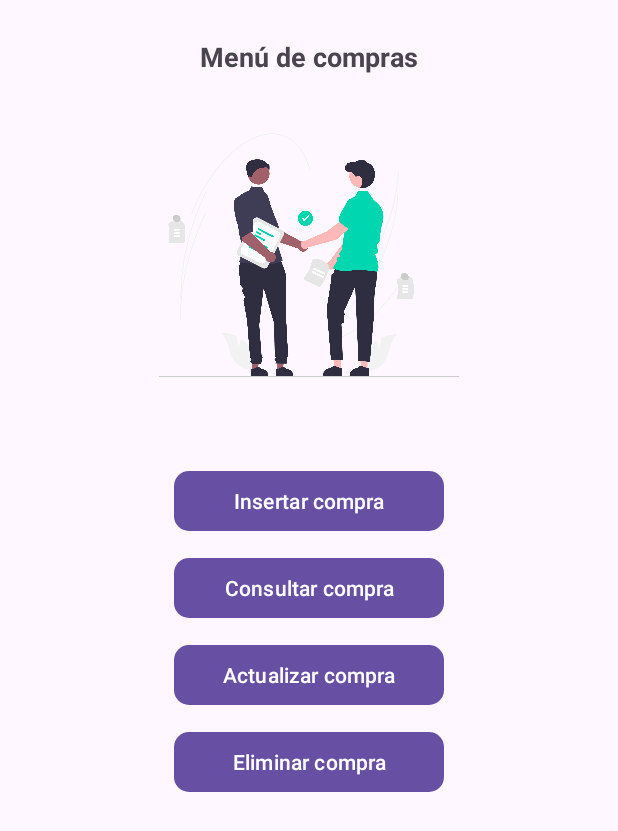
After one commit to adogrz/PDMProyecto, an Android app: the MenuCompraActivity screen opened directly, with no data from a screen before it, on a phone screen of 412 x 824 dp. The commit adds this screen. Shown: the top 831 px of the screen. Run offline under Robolectric (Android 15) with nearby library versions, the phone set to English and light mode, and no system bars; Roboto replaces fonts that are not available here.

Commit message:
Agregado menu para compras

```diff
--- a/app/src/main/AndroidManifest.xml
+++ b/app/src/main/AndroidManifest.xml
@@ -12,6 +12,9 @@
         android:supportsRtl="true"
         android:theme="@style/Theme.PDMProyectoEtapa1"
         tools:targetApi="31">
+        <activity
+            android:name=".ui.compra.MenuCompraActivity"
+            android:exported="false" />
         <activity
             android:name=".ui.medicamento.MedicamentosEliminarActivity"
             android:exported="false" />
--- a/app/src/main/java/sv/ues/fia/eisi/pdmproyectoetapa1/ui/MainActivity.java
+++ b/app/src/main/java/sv/ues/fia/eisi/pdmproyectoetapa1/ui/MainActivity.java
@@ -10,24 +10,27 @@ import androidx.appcompat.app.AppCompatActivity;
 import sv.ues.fia.eisi.pdmproyectoetapa1.R;
 
 import sv.ues.fia.eisi.pdmproyectoetapa1.ui.articulo.ArticuloMenuActivity;
+import sv.ues.fia.eisi.pdmproyectoetapa1.ui.compra.MenuCompraActivity;
 import sv.ues.fia.eisi.pdmproyectoetapa1.ui.medicamento.MenuMedicamentos;
 import sv.ues.fia.eisi.pdmproyectoetapa1.ui.recetamedica.MenuRecetaActivity;
 import sv.ues.fia.eisi.pdmproyectoetapa1.ui.venta.MenuVentasActivity;
 
 public class MainActivity extends AppCompatActivity {
-    Button btonMenuVenta, btonMenuArticulo, btonMenuMedicamento, btonMenuRecetaMedica;
+    Button btonMenuVenta, btnMenuCompra, btonMenuArticulo, btonMenuMedicamento, btonMenuRecetaMedica;
 
     @Override
     protected void onCreate(Bundle savedInstanceState) {
         super.onCreate(savedInstanceState);
         setContentView(R.layout.activity_main);
         btonMenuVenta = findViewById(R.id.btn_Ventas);
+        btnMenuCompra = findViewById(R.id.btn_Compras);
         btonMenuArticulo = findViewById(R.id.btn_menu_articulos);
         btonMenuMedicamento = findViewById(R.id.btn_menu_medicamentos);
         btonMenuRecetaMedica = findViewById(R.id.btn_recetaMedica);
 
         // Asignar listeners a los botones
         btonMenuVenta.setOnClickListener(v -> navigateToActivity(MenuVentasActivity.class));
+        btnMenuCompra.setOnClickListener(v -> navigateToActivity(MenuCompraActivity.class));
         btonMenuArticulo.setOnClickListener(v -> navigateToActivity(ArticuloMenuActivity.class));
         btonMenuMedicamento.setOnClickListener(v -> navigateToActivity(MenuMedicamentos.class));
         btonMenuRecetaMedica.setOnClickListener(v -> navigateToActivity(MenuRecetaActivity.class));
--- /dev/null
+++ b/app/src/main/java/sv/ues/fia/eisi/pdmproyectoetapa1/ui/compra/MenuCompraActivity.java
@@ -0,0 +1,14 @@
+package sv.ues.fia.eisi.pdmproyectoetapa1.ui.compra;
+
+import androidx.appcompat.app.AppCompatActivity;
+import android.os.Bundle;
+import sv.ues.fia.eisi.pdmproyectoetapa1.R;
+
+public class MenuCompraActivity extends AppCompatActivity {
+
+    @Override
+    protected void onCreate(Bundle savedInstanceState) {
+        super.onCreate(savedInstanceState);
+        setContentView(R.layout.activity_menu_compra);
+    }
+}
--- /dev/null
+++ b/app/src/main/res/layout/activity_menu_compra.xml
@@ -0,0 +1,69 @@
+<?xml version="1.0" encoding="utf-8"?>
+<ScrollView xmlns:android="http://schemas.android.com/apk/res/android"
+    xmlns:tools="http://schemas.android.com/tools"
+    xmlns:app="http://schemas.android.com/apk/res-auto"
+    android:id="@+id/menu_compras_activity"
+    android:layout_width="match_parent"
+    android:layout_height="match_parent"
+    tools:context=".ui.compra.MenuCompraActivity">
+
+    <androidx.appcompat.widget.LinearLayoutCompat
+        android:layout_width="match_parent"
+        android:layout_height="wrap_content"
+        android:orientation="vertical"
+        android:padding="15dp">
+
+        <TextView
+            android:text="@string/txtMenuComp"
+            android:textSize="18sp"
+            android:textStyle="bold"
+            android:layout_marginTop="10dp"
+            android:layout_gravity="center"
+            android:layout_width="wrap_content"
+            android:layout_height="wrap_content" />
+
+        <androidx.appcompat.widget.AppCompatImageView
+            android:layout_gravity="center"
+            android:layout_marginTop="20dp"
+            android:layout_marginBottom="10dp"
+            android:src="@drawable/compras"
+            android:layout_width="200dp"
+            android:layout_height="200dp" />
+
+        <com.google.android.material.button.MaterialButton
+            android:id="@+id/btn_insertar_comp"
+            android:text="@string/btnInsertarComp"
+            app:cornerRadius="10dp"
+            android:layout_marginTop="30dp"
+            android:layout_marginBottom="10dp"
+            android:layout_gravity="center"
+            android:layout_width="180dp"
+            android:layout_height="wrap_content" />
+
+        <com.google.android.material.button.MaterialButton
+            android:id="@+id/btn_consultar_comp"
+            android:text="@string/btnConsultarComp"
+            app:cornerRadius="10dp"
+            android:layout_marginBottom="10dp"
+            android:layout_gravity="center"
+            android:layout_width="180dp"
+            android:layout_height="wrap_content" />
+
+        <com.google.android.material.button.MaterialButton
+            android:id="@+id/btn_actualizar_comp"
+            android:text="@string/btnActualizarComp"
+            app:cornerRadius="10dp"
+            android:layout_marginBottom="10dp"
+            android:layout_gravity="center"
+            android:layout_width="180dp"
+            android:layout_height="wrap_content" />
+
+        <com.google.android.material.button.MaterialButton
+            android:id="@+id/btn_eliminar_comp"
+            android:text="@string/btnEliminarComp"
+            app:cornerRadius="10dp"
+            android:layout_gravity="center"
+            android:layout_width="180dp"
+            android:layout_height="wrap_content" />
+    </androidx.appcompat.widget.LinearLayoutCompat>
+</ScrollView>
--- a/app/src/main/res/values/strings.xml
+++ b/app/src/main/res/values/strings.xml
@@ -14,6 +14,13 @@
     <string name="title_activity_medicamentos_consultar">MedicamentosConsultarActivity</string>
     <string name="title_activity_medicamentos_eliminar">MedicamentosEliminarActivity</string>
     <string name="title_activity_medicamentos_actualizar">MedicamentosActualizarActivity</string>
+
+    <!--  Menú de compras  -->
+    <string name="txtMenuComp">Menú de compras</string>
+    <string name="btnInsertarComp">Insertar compra</string>
+    <string name="btnConsultarComp">Consultar compra</string>
+    <string name="btnEliminarComp">Eliminar compra</string>
+    <string name="btnActualizarComp">Actualizar compra</string>
 
     <!-- Menú de Medicamentos -->
     <string name="medicamentos_menu">Función a Ejecutar el Medicamento</string>
```
Also changed, not shown: app/src/main/res/drawable/compras.png (added).
